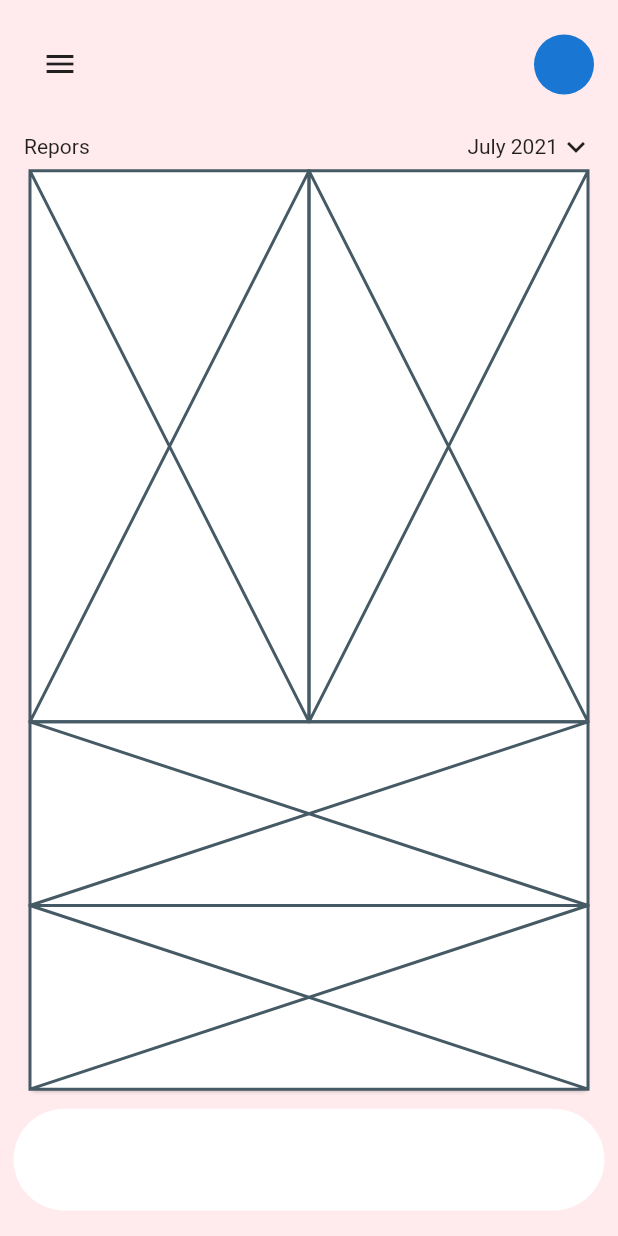
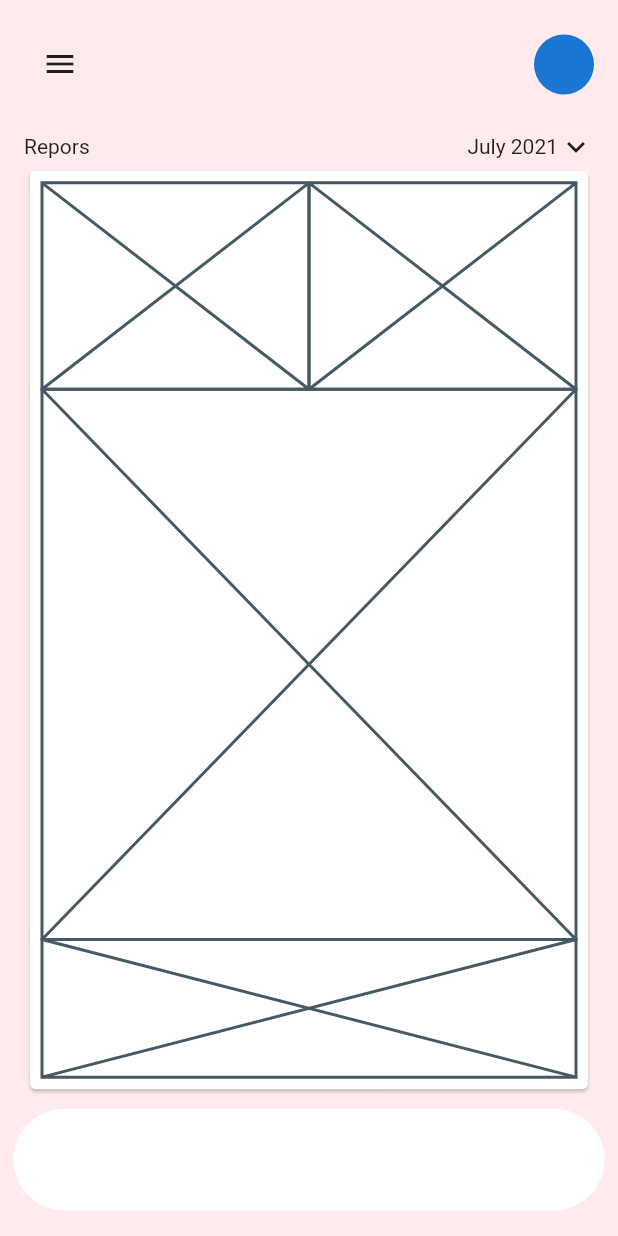
Before and after one commit to JAICHANGPARK/flutter_notebook_11th_story, a Flutter app: the screen it shows after launch, on a phone screen of 412 x 824 dp. Run offline on Flutter 3.47's test engine with Material 2 defaults, Android fonts, the phone set to English and light mode, and no system bars; our stand-ins replace backdrop, badges, flutter_inner_drawer, flutter_slidable, flutter_swiper, google_fonts.

Commit message:
Update bank_balance_page.dart

```diff
--- a/lib/ep749_bank_app/ui/bank_balance_page.dart
+++ b/lib/ep749_bank_app/ui/bank_balance_page.dart
@@ -45,6 +45,8 @@ class _BankBalancePageState extends State<BankBalancePage> {
                     ],
                   ),
                   Expanded(child: Card(
+                    child: Padding(
+                      padding: const EdgeInsets.all(8.0),
                       child: Column(
                         children: [
                           Expanded(
@@ -55,9 +57,14 @@ class _BankBalancePageState extends State<BankBalancePage> {
                               Expanded(child: Placeholder()),
                             ],
                           )),
-                        Expanded(child: Placeholder()),
-                        Expanded(child: Placeholder()),
+                          Expanded(
+                              flex: 8,
+                              child: Placeholder()),
+                          Expanded(
+                              flex: 2,
+                              child: Placeholder()),
                         ],
+                      ),
                     ),
                   )),
                 ],
```
Lines whose indentation alone changed are shown as unchanged.
